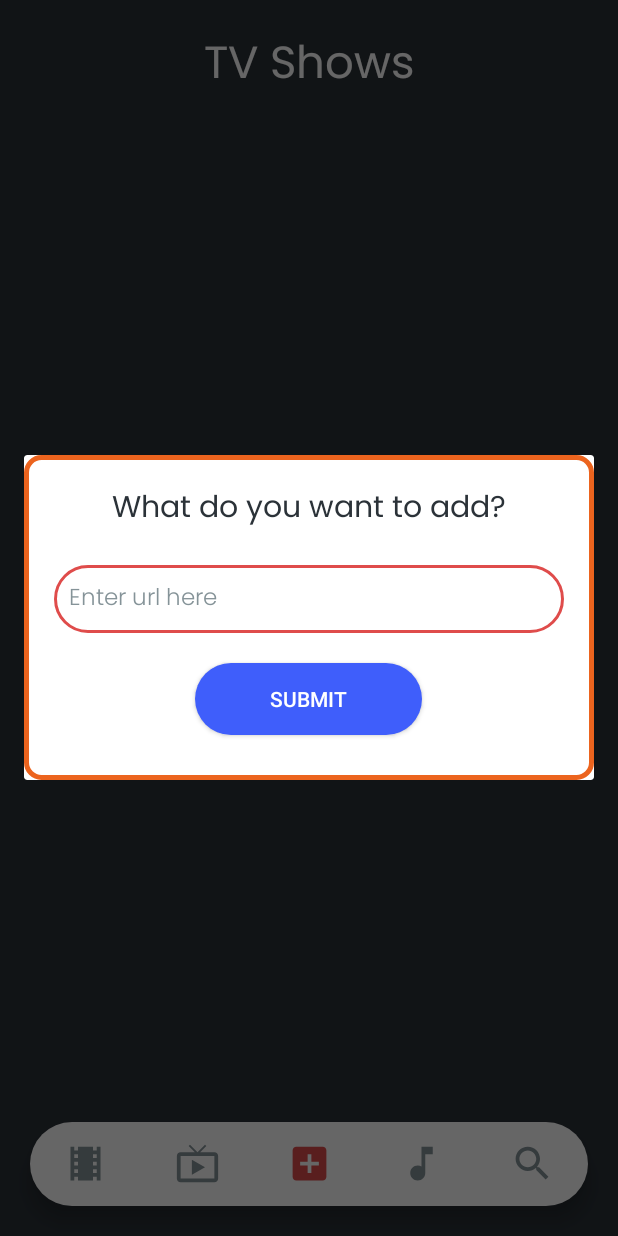
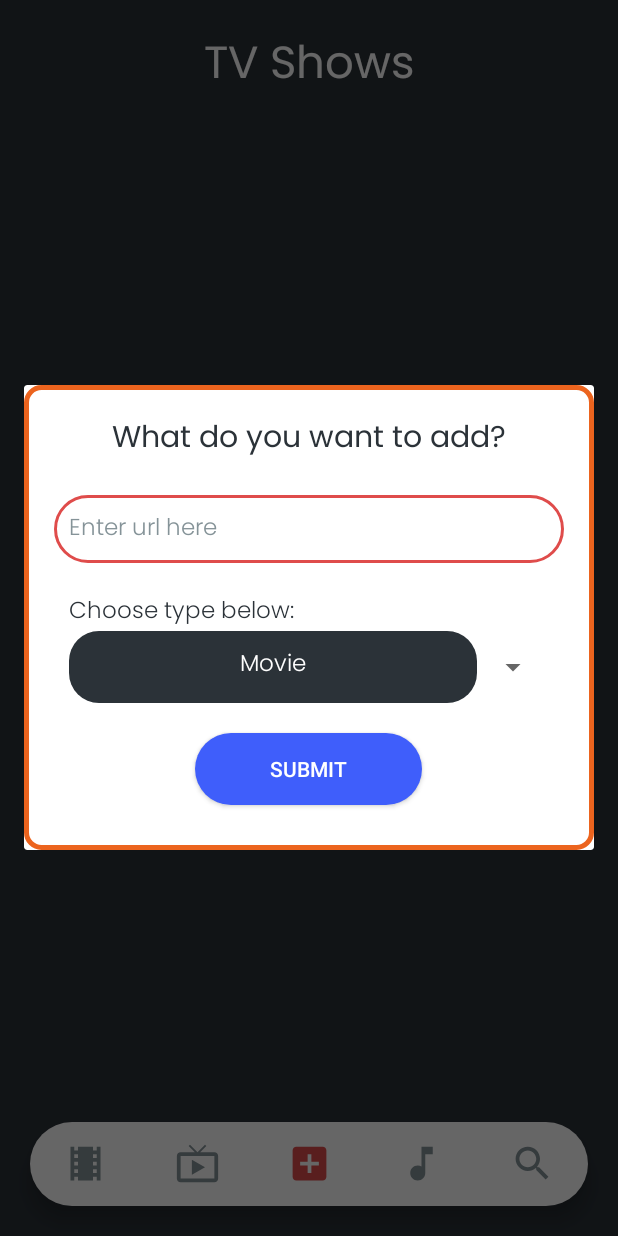
Before and after one commit to Mastermind0100/Mercury, an Android app: the screen it shows after launch (MainActivity), item 3 of the bottom bar chosen, on a phone screen of 412 x 824 dp. Run offline under Robolectric (Android 15) with nearby library versions, the phone set to English and light mode, and no system bars; 2 statements that could not run were skipped.

Commit message:
spinner added

```diff
--- a/app/build.gradle
+++ b/app/build.gradle
@@ -21,6 +21,12 @@ android {
             proguardFiles getDefaultProguardFile('proguard-android-optimize.txt'), 'proguard-rules.pro'
         }
     }
+
+    repositories {
+        google()
+        mavenCentral()
+    }
+
     compileOptions {
         sourceCompatibility JavaVersion.VERSION_1_8
         targetCompatibility JavaVersion.VERSION_1_8
@@ -47,5 +53,7 @@ dependencies {
     //noinspection GradleCompatible
     implementation 'com.android.support:design:28.0.0'
     implementation 'com.orhanobut:hawk:2.0.1'
+    implementation 'com.github.bumptech.glide:glide:4.12.0'
+    annotationProcessor 'com.github.bumptech.glide:compiler:4.12.0'
     implementation("com.squareup.okhttp3:okhttp:4.9.0")
 }
--- a/app/src/main/java/com/a_team/mercury/MainActivity.java
+++ b/app/src/main/java/com/a_team/mercury/MainActivity.java
@@ -12,8 +12,10 @@ import android.util.Log;
 import android.view.LayoutInflater;
 import android.view.MenuItem;
 import android.view.View;
+import android.widget.ArrayAdapter;
 import android.widget.Button;
 import android.widget.EditText;
+import android.widget.Spinner;
 import android.widget.Toast;
 
 import com.google.android.material.bottomnavigation.BottomNavigationView;
@@ -28,7 +30,9 @@ public class MainActivity extends AppCompatActivity {
     EditText editText;
     Button submitButton;
     String inputUrl = "";
+    String spinnerSelection = "";
     AlertDialog dialog;
+    Spinner spinner;
 
     @Override
     protected void onCreate(Bundle savedInstanceState) {
@@ -79,11 +83,19 @@ public class MainActivity extends AppCompatActivity {
         View view = layoutInflater.inflate(R.layout.input_dialog, null);
         builder.setView(view);
 
+        spinner = view.findViewById(R.id.spinner);
+        ArrayAdapter<String> adapter = new ArrayAdapter<String>(MainActivity.this, R.layout.spinner_dropdown_item, R.id.spinner_text_view_1,
+                getResources().getStringArray(R.array.types));
+        adapter.setDropDownViewResource(R.layout.spinner_dropdown_item);
+        spinner.setAdapter(adapter);
+        spinner.setPrompt("Choose the type of entry");
+
         editText = view.findViewById(R.id.input_url);
         submitButton = view.findViewById(R.id.submit_new_button);
         submitButton.setOnClickListener(new View.OnClickListener() {
             @Override
             public void onClick(View view) {
+                spinnerSelection = spinner.getSelectedItem().toString();
                 String inputText = editText.getText().toString();
                 if(!inputText.equals("")){
                     inputUrl = inputText;
@@ -101,4 +113,7 @@ public class MainActivity extends AppCompatActivity {
         dialog = builder.create();
         dialog.show();
     }
+
+
+
 }
--- a/app/src/main/java/com/a_team/mercury/getResourceData.java
+++ b/app/src/main/java/com/a_team/mercury/getResourceData.java
@@ -11,9 +11,7 @@ import java.io.IOException;
 
 
 public class getResourceData {
-    String header;
-    String body;
-    Bitmap image;
+    JSONObject responseJSON;
 
     public getResourceData(String url) throws IOException {
         String request_url = String.format("https://www.youtube.com/oembed?url=%s&format=json",url);
@@ -23,7 +21,7 @@ public class getResourceData {
             StrictMode.ThreadPolicy policy = new StrictMode.ThreadPolicy.Builder()
                     .permitAll().build();
             StrictMode.setThreadPolicy(policy);
-            JSONObject response = getJsonFromUrl(request_url);
+            responseJSON = getJsonFromUrl(request_url);
         }
     }
 
--- /dev/null
+++ b/app/src/main/res/drawable/custom_spinner.xml
@@ -0,0 +1,7 @@
+<?xml version="1.0" encoding="utf-8"?>
+<shape android:shape="rectangle" xmlns:android="http://schemas.android.com/apk/res/android">
+
+    <solid android:color="@color/background"/>
+    <corners android:radius="20dp"/>
+
+</shape>
--- a/app/src/main/res/layout/input_dialog.xml
+++ b/app/src/main/res/layout/input_dialog.xml
@@ -30,15 +30,37 @@
         android:fontFamily="@font/poppins_light"
         android:hint="Enter url here"
         android:padding="10dp"
+        android:textColor="@color/background"
         android:textColorHint="@color/gray"
-        android:textColor="@color/gray"
         android:textSize="15sp" />
+
+    <TextView
+        android:id="@+id/spinner_prompt_text"
+        android:layout_below="@id/input_url"
+        android:layout_marginHorizontal="30dp"
+        android:text="Choose type below:"
+        android:textColor="@color/background"
+        android:fontFamily="@font/poppins_light"
+        android:textSize="15sp"
+        android:layout_width="match_parent"
+        android:layout_height="wrap_content"/>
+
+    <Spinner
+        android:id="@+id/spinner"
+        android:layout_width="match_parent"
+        android:gravity="center"
+        android:popupBackground="@color/background"
+        android:layout_height="wrap_content"
+        android:layout_below="@id/spinner_prompt_text"
+        android:layout_centerHorizontal="true"
+        android:layout_marginHorizontal="30dp"
+        android:layout_marginBottom="20dp" />
 
     <androidx.appcompat.widget.AppCompatButton
         android:id="@+id/submit_new_button"
         android:layout_width="wrap_content"
         android:layout_height="wrap_content"
-        android:layout_below="@+id/input_url"
+        android:layout_below="@+id/spinner"
         android:paddingHorizontal="50dp"
         android:layout_centerHorizontal="true"
         android:text="Submit"
@@ -46,4 +68,5 @@
         android:layout_marginBottom="30dp"
         android:background="@drawable/custom_button"/>
 
+
 </RelativeLayout>
--- /dev/null
+++ b/app/src/main/res/layout/spinner_dropdown_item.xml
@@ -0,0 +1,21 @@
+<?xml version="1.0" encoding="utf-8"?>
+<RelativeLayout xmlns:android="http://schemas.android.com/apk/res/android"
+    android:id="@+id/spinner_container_1"
+    android:layout_width="wrap_content"
+    android:layout_height="wrap_content">
+
+    <TextView
+        android:id="@+id/spinner_text_view_1"
+        android:padding="10dp"
+        android:fontFamily="@font/poppins_light"
+        android:textSize="15sp"
+        android:textAlignment="center"
+        android:layout_width="match_parent"
+        android:layout_height="?attr/dropdownListPreferredItemHeight"
+        android:singleLine="true"
+        android:text="Hello"
+        android:textColor="@color/white"
+        android:background="@drawable/custom_spinner"/>
+
+
+</RelativeLayout>
--- a/app/src/main/res/values/strings.xml
+++ b/app/src/main/res/values/strings.xml
@@ -1,4 +1,10 @@
 <resources>
     <string name="app_name">Mercury</string>
     <!-- TODO: Remove or change this placeholder text -->
+
+    <string-array name="types">
+        <item>Movie</item>
+        <item>TV Series</item>
+        <item>Song</item>
+    </string-array>
 </resources>
--- a/settings.gradle
+++ b/settings.gradle
@@ -1,3 +1,5 @@
+import org.gradle.api.initialization.resolve.RepositoriesMode
+
 pluginManagement {
     repositories {
         gradlePluginPortal()
@@ -5,12 +7,6 @@ pluginManagement {
         mavenCentral()
     }
 }
-dependencyResolutionManagement {
-    repositoriesMode.set(RepositoriesMode.FAIL_ON_PROJECT_REPOS)
-    repositories {
-        google()
-        mavenCentral()
-    }
-}
+
 rootProject.name = "Mercury"
 include ':app'
```
